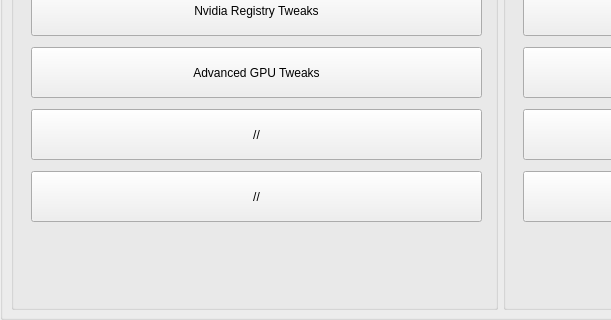
First picture: the form in gpu_tweaks.ui, repository alexhebri/SwiftBoost, before the edit; both pictures show x 0 to 611 and y 140 to 460 of the 1000 by 460 pixel window.
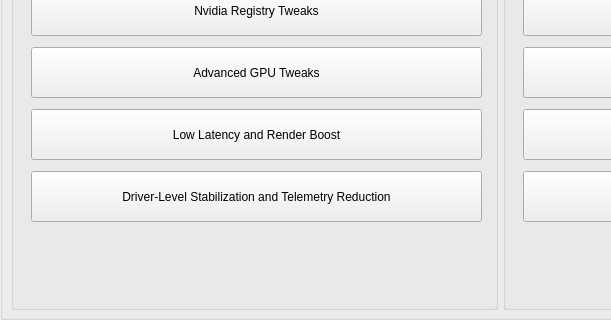
Second picture: the form after the edit.

```diff
--- a/gpu_tweaks.ui
+++ b/gpu_tweaks.ui
@@ -180,7 +180,7 @@
            </size>
           </property>
           <property name="text">
-           <string>//</string>
+           <string>Low Latency and Render Boost</string>
           </property>
           <property name="checkable">
            <bool>false</bool>
@@ -202,7 +202,7 @@
            </size>
           </property>
           <property name="text">
-           <string>//</string>
+           <string>Driver-Level Stabilization and Telemetry Reduction</string>
           </property>
           <property name="checkable">
            <bool>false</bool>
```
Left out of the diff: 6 changed lines with no effect on the pictures.
